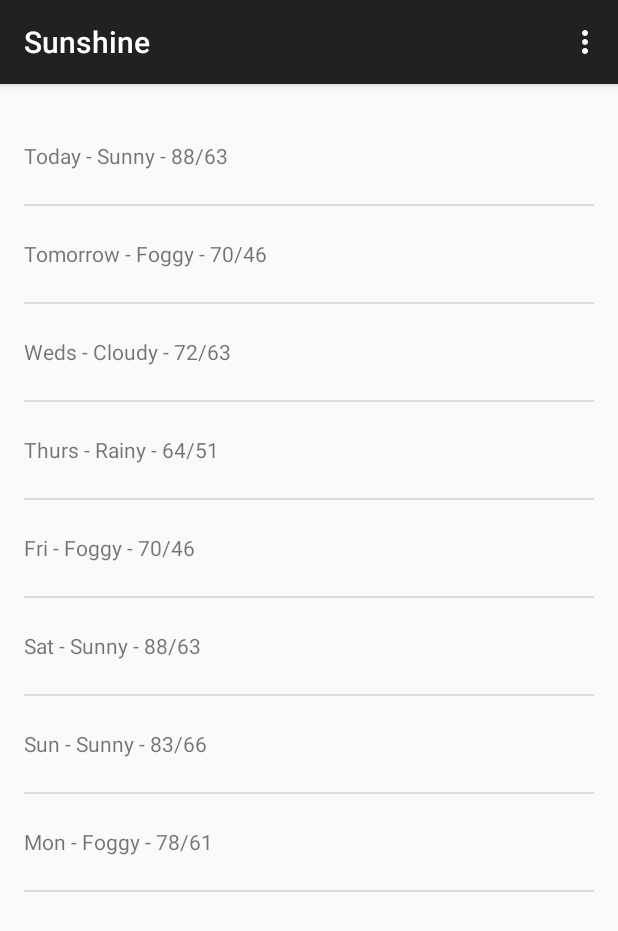
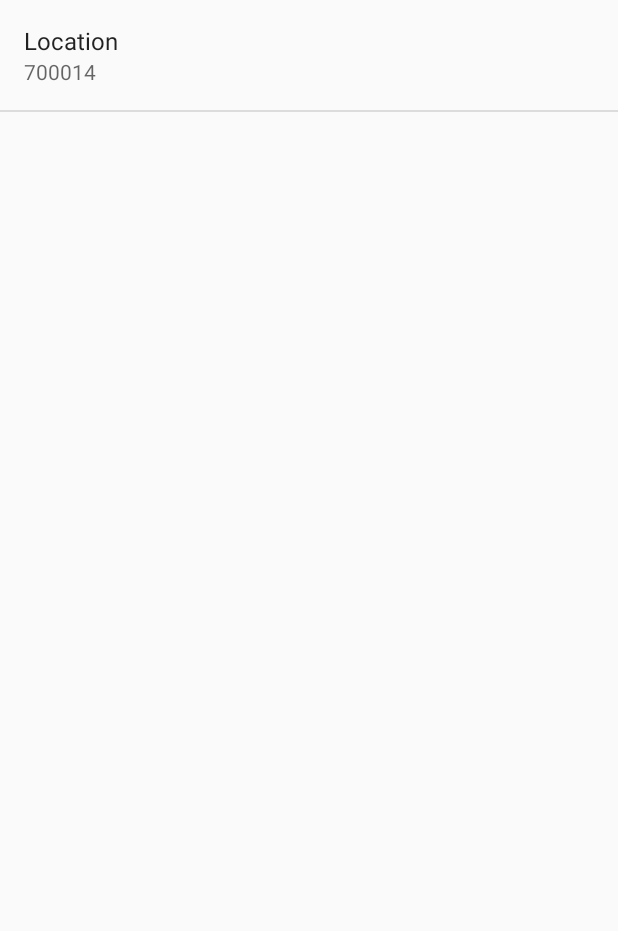
Before and after one commit to ibrahimgit/Sunshine, an Android app: the screen it shows after launch (MainActivity before the commit, SettingsActivity after it), in the options menu, after a tap on "Settings", on a phone screen of 412 x 824 dp. Shown: the top 931 px of the screen. Run offline under Robolectric (Android 15) with nearby library versions, the phone set to English and light mode, and no system bars.

Commit message:
Add the location pereference

```diff
--- a/app/src/main/java/com/ir/nobo/sunshine/MainActivity.java
+++ b/app/src/main/java/com/ir/nobo/sunshine/MainActivity.java
@@ -1,5 +1,6 @@
 package com.ir.nobo.sunshine;
 
+import android.content.Intent;
 import android.support.v7.app.ActionBarActivity;
 import android.os.Bundle;
 import android.view.Menu;
@@ -36,8 +37,9 @@ public class MainActivity extends ActionBarActivity {
         int id = item.getItemId();
 
         //noinspection SimplifiableIfStatement
-        if (id == R.id.action_settings) {
-            Toast.makeText(getApplicationContext(), "Settings menu selected", Toast.LENGTH_SHORT).show();
+        if (id == R.id.action_settings)  {
+            startActivity(new Intent(this, SettingsActivity.class));
+            return true;
         }
 
         /*if (id == R.id.action_refresh) {
--- a/app/src/main/java/com/ir/nobo/sunshine/SettingsActivity.java
+++ b/app/src/main/java/com/ir/nobo/sunshine/SettingsActivity.java
@@ -1,38 +1,50 @@
 package com.ir.nobo.sunshine;
 
+import android.preference.ListPreference;
+import android.preference.Preference;
+import android.preference.PreferenceActivity;
+import android.preference.PreferenceManager;
 import android.support.v7.app.ActionBarActivity;
 import android.os.Bundle;
 import android.view.Menu;
 import android.view.MenuItem;
 
 
-public class SettingsActivity extends ActionBarActivity {
+public class SettingsActivity extends PreferenceActivity implements Preference.OnPreferenceChangeListener {
+
+    @Override
+    public boolean onPreferenceChange(Preference preference, Object value) {
+        String stringValue = value.toString();
+
+        if (preference instanceof ListPreference) {
+            // For list preferences, look up the correct display value in
+            // the preference's 'entries' list (since they have separate labels/values).
+            ListPreference listPreference = (ListPreference) preference;
+            int prefIndex = listPreference.findIndexOfValue(stringValue);
+            if (prefIndex >= 0) {
+                preference.setSummary(listPreference.getEntries()[prefIndex]);
+            }
+        } else {
+            // For other preferences, set the summary to the value's simple string representation.
+            preference.setSummary(stringValue);
+        }
+        return true;
+    }
 
     @Override
     protected void onCreate(Bundle savedInstanceState) {
         super.onCreate(savedInstanceState);
-        setContentView(R.layout.activity_settings);
+
+        addPreferencesFromResource(R.xml.pereference_general);
+
+        bindPreferenceSummaryToValue(findPreference(getString(R.string.pref_location_key)));
+
     }
 
-    @Override
-    public boolean onCreateOptionsMenu(Menu menu) {
-        // Inflate the menu; this adds items to the action bar if it is present.
-        getMenuInflater().inflate(R.menu.menu_settings, menu);
-        return true;
+    private void bindPreferenceSummaryToValue(Preference preference){
+        preference.setOnPreferenceChangeListener(this);
+
+        onPreferenceChange(preference, PreferenceManager.getDefaultSharedPreferences(preference.getContext()).getString(preference.getKey(), ""));
     }
 
-    @Override
-    public boolean onOptionsItemSelected(MenuItem item) {
-        // Handle action bar item clicks here. The action bar will
-        // automatically handle clicks on the Home/Up button, so long
-        // as you specify a parent activity in AndroidManifest.xml.
-        int id = item.getItemId();
-
-        //noinspection SimplifiableIfStatement
-        if (id == R.id.action_settings) {
-            return true;
-        }
-
-        return super.onOptionsItemSelected(item);
-    }
 }
--- a/app/src/main/java/com/ir/nobo/sunshine/WeatherForecastFragment.java
+++ b/app/src/main/java/com/ir/nobo/sunshine/WeatherForecastFragment.java
@@ -1,6 +1,8 @@
 package com.ir.nobo.sunshine;
 
 import android.content.Intent;
+import android.content.SharedPreferences;
+import android.preference.PreferenceManager;
 import android.support.v4.app.Fragment;
 import android.os.Bundle;
 import android.util.Log;
@@ -47,23 +49,22 @@ public class WeatherForecastFragment extends Fragment {
     public View onCreateView(LayoutInflater inflater, ViewGroup container,
                              Bundle savedInstanceState) {
         View rootView = inflater.inflate(R.layout.fragment_main, container, false);
-        String[] forecastArray = {"Today - Sunny - 88/63",
+        /*String[] forecastArray = {"Today - Sunny - 88/63",
                             "Tomorrow - Foggy - 70/46",
                             "Weds - Cloudy - 72/63",
                             "Thurs - Rainy - 64/51",
                             "Fri - Foggy - 70/46",
                             "Sat - Sunny - 88/63",
                             "Sun - Sunny - 83/66",
-                            "Mon - Foggy - 78/61"};
+                            "Mon - Foggy - 78/61"};*/
 
-        List<String> weekForecast = new ArrayList<String>(Arrays.asList(forecastArray));
-        forecastAdapter = new ArrayAdapter<String>(getActivity(),R.layout.list_item_forecast, R.id.list_item_forecast_textview, weekForecast);
+        //List<String> weekForecast = new ArrayList<String>(Arrays.asList(forecastArray));
+        forecastAdapter = new ArrayAdapter<String>(getActivity(),R.layout.list_item_forecast, R.id.list_item_forecast_textview, new ArrayList<String>());
 
         ListView listView = (ListView)rootView.findViewById(R.id.listview_forecast);
         listView.setAdapter(forecastAdapter);
 
-        WeatherForecastAsyncTask wfat = new WeatherForecastAsyncTask(forecastAdapter, getActivity());
-        //wfat.execute("700014,IN");
+        updateWeatherForecastData();
         /*listView.setOnItemSelectedListener(new AdapterView.OnItemSelectedListener() {
             @Override
             public void onItemSelected(AdapterView<?> parent, View view, int position, long id) {
@@ -89,6 +90,13 @@ public class WeatherForecastFragment extends Fragment {
         return rootView;
     }
 
+    private void updateWeatherForecastData() {
+        WeatherForecastAsyncTask wfat = new WeatherForecastAsyncTask(forecastAdapter, getActivity());
+        SharedPreferences sp = PreferenceManager.getDefaultSharedPreferences(getActivity());
+        String location = sp.getString(getString(R.string.pref_location_key), getString(R.string.pref_location_default));
+        wfat.execute(location);
+    }
+
     @Override
     public void onCreateOptionsMenu(Menu menu, MenuInflater inflater) {
         inflater.inflate(R.menu.forecast_fragment_menu, menu);
@@ -104,11 +112,8 @@ public class WeatherForecastFragment extends Fragment {
         }*/
 
         if(itemId == R.id.action_refresh) {
-            Log.d(LOG_TAG, "I am clicked");
-            WeatherForecastAsyncTask wfat = new WeatherForecastAsyncTask(forecastAdapter, getActivity());
-            wfat.execute("700014,IN");
-            //Toast.makeText(getActivity(), "Screen is refreshed", Toast.LENGTH_LONG).show();
-
+            updateWeatherForecastData();
+            return true;
         }
         return super.onOptionsItemSelected(item);
     }
--- a/app/src/main/res/values/strings.xml
+++ b/app/src/main/res/values/strings.xml
@@ -6,4 +6,7 @@
     <string name="forecast_layout"></string>
     <string name="title_activity_detail">Detail Activity</string>
     <string name="title_activity_settings">Settings</string>
+    <string name="pref_location_label">Location</string>
+    <string name="pref_location_key">location</string>
+    <string name="pref_location_default">700014</string>
 </resources>
--- /dev/null
+++ b/app/src/main/res/xml/pereference_general.xml
@@ -0,0 +1,16 @@
+<?xml version="1.0" encoding="utf-8"?>
+<PreferenceScreen xmlns:android="http://schemas.android.com/apk/res/android"
+    android:layout_width="match_parent"
+    android:layout_height="match_parent">
+
+    <EditTextPreference
+        android:title="@string/pref_location_label"
+        android:key="@string/pref_location_key"
+        android:defaultValue="@string/pref_location_default"
+        android:inputType="text"
+        android:singleLine="true"
+        />
+
+
+
+</PreferenceScreen>
```
